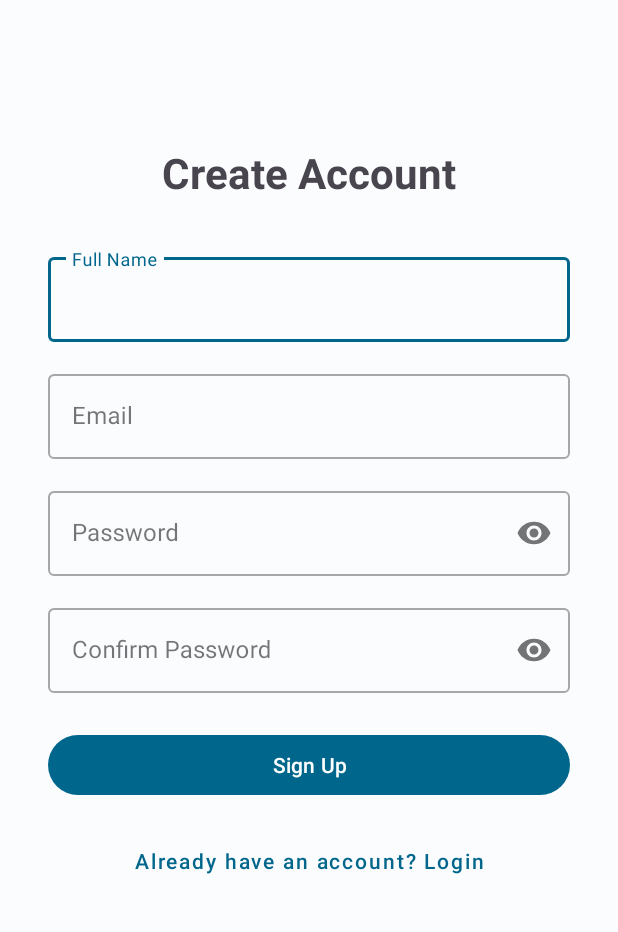
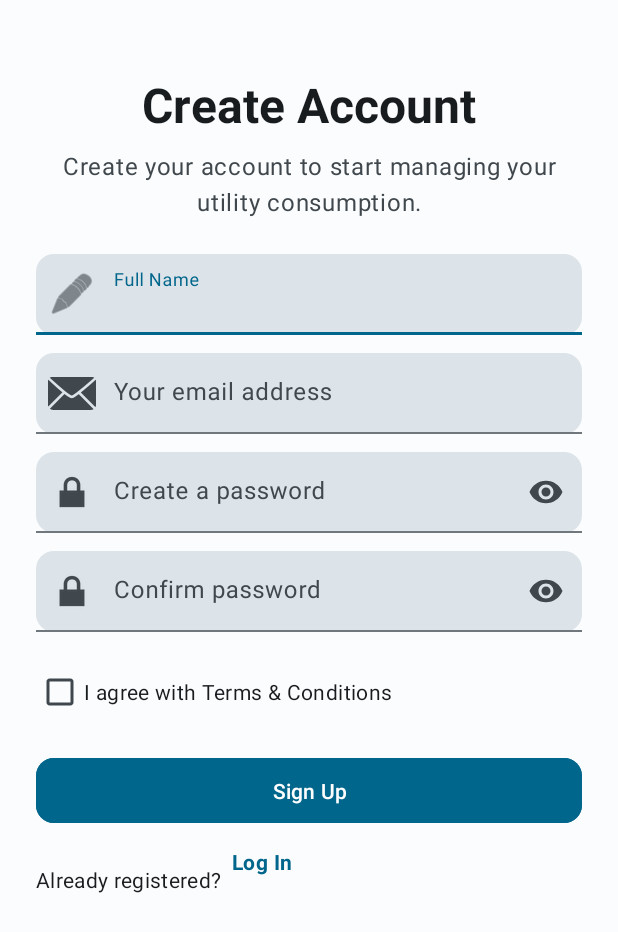
Before and after one commit to Amartyakaushik/GigaMeter, an Android app: the SignupActivity screen opened directly, with no data from a screen before it, on a phone screen of 412 x 824 dp. Shown: the top 932 px of the screen. Run offline under Robolectric (Android 15) with nearby library versions, the phone set to English and light mode, and no system bars; our stand-ins replace Firebase (no records; nobody signed in at launch, a user with empty details on screens opened directly).

Commit message:
updated signup page ui

```diff
--- a/app/src/main/res/layout/activity_signup.xml
+++ b/app/src/main/res/layout/activity_signup.xml
@@ -4,7 +4,9 @@
     xmlns:tools="http://schemas.android.com/tools"
     android:layout_width="match_parent"
     android:layout_height="match_parent"
-    android:padding="32dp"
+    android:background="?attr/colorSurface"
+    android:paddingStart="24dp"
+    android:paddingEnd="24dp"
     tools:context=".SignupActivity">
 
     <TextView
@@ -12,20 +14,41 @@
         android:layout_width="wrap_content"
         android:layout_height="wrap_content"
         android:text="Create Account"
-        android:textSize="28sp"
+        android:textAppearance="@style/TextAppearance.Material3.HeadlineLarge"
         android:textStyle="bold"
+        android:textColor="?attr/colorOnSurface"
         app:layout_constraintTop_toTopOf="parent"
         app:layout_constraintStart_toStartOf="parent"
         app:layout_constraintEnd_toEndOf="parent"
-        android:layout_marginTop="64dp" />
+        android:layout_marginTop="48dp" />
+
+    <TextView
+        android:id="@+id/subtitleTextView"
+        android:layout_width="wrap_content"
+        android:layout_height="wrap_content"
+        android:text="Create your account to start managing your\nutility consumption."
+        android:textAppearance="@style/TextAppearance.Material3.BodyLarge"
+        android:textColor="?attr/colorOnSurfaceVariant"
+        android:gravity="center"
+        app:layout_constraintTop_toBottomOf="@id/titleTextView"
+        app:layout_constraintStart_toStartOf="parent"
+        app:layout_constraintEnd_toEndOf="parent"
+        android:layout_marginTop="8dp" />
 
     <com.google.android.material.textfield.TextInputLayout
         android:id="@+id/nameInputLayout"
-        style="@style/Widget.MaterialComponents.TextInputLayout.OutlinedBox"
+        style="@style/Widget.Material3.TextInputLayout.FilledBox.Dense"
         android:layout_width="0dp"
         android:layout_height="wrap_content"
-        android:layout_marginTop="32dp"
-        app:layout_constraintTop_toBottomOf="@id/titleTextView"
+        android:layout_marginTop="24dp"
+        app:startIconDrawable="@android:drawable/ic_menu_edit"
+        app:boxCornerRadiusTopStart="12dp"
+        app:boxCornerRadiusTopEnd="12dp"
+        app:boxCornerRadiusBottomStart="12dp"
+        app:boxCornerRadiusBottomEnd="12dp"
+        app:boxBackgroundMode="filled"
+        app:boxBackgroundColor="@color/md_theme_light_surfaceVariant"
+        app:layout_constraintTop_toBottomOf="@id/subtitleTextView"
         app:layout_constraintStart_toStartOf="parent"
         app:layout_constraintEnd_toEndOf="parent">
 
@@ -39,10 +62,17 @@
 
     <com.google.android.material.textfield.TextInputLayout
         android:id="@+id/emailInputLayout"
-        style="@style/Widget.MaterialComponents.TextInputLayout.OutlinedBox"
+        style="@style/Widget.Material3.TextInputLayout.FilledBox.Dense"
         android:layout_width="0dp"
         android:layout_height="wrap_content"
-        android:layout_marginTop="16dp"
+        android:layout_marginTop="12dp"
+        app:startIconDrawable="@android:drawable/ic_dialog_email"
+        app:boxCornerRadiusTopStart="12dp"
+        app:boxCornerRadiusTopEnd="12dp"
+        app:boxCornerRadiusBottomStart="12dp"
+        app:boxCornerRadiusBottomEnd="12dp"
+        app:boxBackgroundMode="filled"
+        app:boxBackgroundColor="@color/md_theme_light_surfaceVariant"
         app:layout_constraintTop_toBottomOf="@id/nameInputLayout"
         app:layout_constraintStart_toStartOf="parent"
         app:layout_constraintEnd_toEndOf="parent">
@@ -51,17 +81,24 @@
             android:id="@+id/emailEditText"
             android:layout_width="match_parent"
             android:layout_height="wrap_content"
-            android:hint="Email"
+            android:hint="Your email address"
             android:inputType="textEmailAddress" />
     </com.google.android.material.textfield.TextInputLayout>
 
     <com.google.android.material.textfield.TextInputLayout
         android:id="@+id/passwordInputLayout"
-        style="@style/Widget.MaterialComponents.TextInputLayout.OutlinedBox"
+        style="@style/Widget.Material3.TextInputLayout.FilledBox.Dense"
         android:layout_width="0dp"
         android:layout_height="wrap_content"
-        android:layout_marginTop="16dp"
-        app:passwordToggleEnabled="true"
+        android:layout_marginTop="12dp"
+        app:startIconDrawable="@android:drawable/ic_lock_lock"
+        app:endIconMode="password_toggle"
+        app:boxCornerRadiusTopStart="12dp"
+        app:boxCornerRadiusTopEnd="12dp"
+        app:boxCornerRadiusBottomStart="12dp"
+        app:boxCornerRadiusBottomEnd="12dp"
+        app:boxBackgroundMode="filled"
+        app:boxBackgroundColor="@color/md_theme_light_surfaceVariant"
         app:layout_constraintTop_toBottomOf="@id/emailInputLayout"
         app:layout_constraintStart_toStartOf="parent"
         app:layout_constraintEnd_toEndOf="parent">
@@ -70,17 +107,24 @@
             android:id="@+id/passwordEditText"
             android:layout_width="match_parent"
             android:layout_height="wrap_content"
-            android:hint="Password"
+            android:hint="Create a password"
             android:inputType="textPassword" />
     </com.google.android.material.textfield.TextInputLayout>
 
     <com.google.android.material.textfield.TextInputLayout
         android:id="@+id/confirmPasswordInputLayout"
-        style="@style/Widget.MaterialComponents.TextInputLayout.OutlinedBox"
+        style="@style/Widget.Material3.TextInputLayout.FilledBox.Dense"
         android:layout_width="0dp"
         android:layout_height="wrap_content"
-        android:layout_marginTop="16dp"
-        app:passwordToggleEnabled="true"
+        android:layout_marginTop="12dp"
+        app:startIconDrawable="@android:drawable/ic_lock_lock"
+        app:endIconMode="password_toggle"
+        app:boxCornerRadiusTopStart="12dp"
+        app:boxCornerRadiusTopEnd="12dp"
+        app:boxCornerRadiusBottomStart="12dp"
+        app:boxCornerRadiusBottomEnd="12dp"
+        app:boxBackgroundMode="filled"
+        app:boxBackgroundColor="@color/md_theme_light_surfaceVariant"
         app:layout_constraintTop_toBottomOf="@id/passwordInputLayout"
         app:layout_constraintStart_toStartOf="parent"
         app:layout_constraintEnd_toEndOf="parent">
@@ -89,37 +133,70 @@
             android:id="@+id/confirmPasswordEditText"
             android:layout_width="match_parent"
             android:layout_height="wrap_content"
-            android:hint="Confirm Password"
+            android:hint="Confirm password"
             android:inputType="textPassword" />
     </com.google.android.material.textfield.TextInputLayout>
 
+    <CheckBox
+        android:id="@+id/termsCheckBox"
+        android:layout_width="wrap_content"
+        android:layout_height="wrap_content"
+        android:text="I agree with Terms &amp; Conditions"
+        android:layout_marginTop="16dp"
+        android:textColor="?attr/colorOnSurface"
+        app:layout_constraintTop_toBottomOf="@id/confirmPasswordInputLayout"
+        app:layout_constraintStart_toStartOf="parent" />
+
     <Button
         android:id="@+id/signupButton"
+        style="@style/Widget.Material3.Button"
         android:layout_width="0dp"
         android:layout_height="wrap_content"
         android:text="Sign Up"
-        android:layout_marginTop="24dp"
-        app:layout_constraintTop_toBottomOf="@id/confirmPasswordInputLayout"
+        android:layout_marginTop="16dp"
+        android:backgroundTint="?attr/colorPrimary"
+        android:textColor="@android:color/white"
+        android:fontFamily="sans-serif-medium"
+        android:paddingTop="12dp"
+        android:paddingBottom="12dp"
+        app:layout_constraintTop_toBottomOf="@id/termsCheckBox"
         app:layout_constraintStart_toStartOf="parent"
-        app:layout_constraintEnd_toEndOf="parent" />
+        app:layout_constraintEnd_toEndOf="parent"
+        app:cornerRadius="12dp" />
 
-    <Button
-        android:id="@+id/loginButton"
-        style="@style/Widget.MaterialComponents.Button.TextButton"
+    <TextView
+        android:id="@+id/loginTextView"
         android:layout_width="wrap_content"
         android:layout_height="wrap_content"
-        android:text="Already have an account? Login"
-        android:textAllCaps="false"
+        android:text="Already registered?  "
+        android:textAppearance="@style/TextAppearance.Material3.BodyMedium"
+        android:textColor="?attr/colorOnSurface"
         app:layout_constraintTop_toBottomOf="@id/signupButton"
         app:layout_constraintStart_toStartOf="parent"
-        app:layout_constraintEnd_toEndOf="parent"
-        android:layout_marginTop="16dp"/>
+        app:layout_constraintEnd_toStartOf="@id/loginButton"
+        android:layout_marginTop="24dp" />
+
+    <TextView
+        android:id="@+id/loginButton"
+        android:layout_width="wrap_content"
+        android:layout_height="wrap_content"
+        android:text="Log In"
+        android:textAppearance="@style/TextAppearance.Material3.BodyMedium"
+        android:textColor="?attr/colorPrimary"
+        android:textStyle="bold"
+        android:clickable="true"
+        android:focusable="true"
+        app:layout_constraintTop_toBottomOf="@id/signupButton"
+        app:layout_constraintStart_toEndOf="@id/loginTextView"
+        app:layout_constraintBottom_toBottomOf="@id/loginTextView" />
 
     <ProgressBar
         android:id="@+id/progressBar"
+        style="?android:attr/progressBarStyleLarge"
         android:layout_width="wrap_content"
         android:layout_height="wrap_content"
         android:visibility="gone"
+        android:indeterminateTint="?attr/colorPrimary"
         app:layout_constraintTop_toTopOf="parent"
         app:layout_constraintBottom_toBottomOf="parent"
         app:layout_constraintStart_toStartOf="parent"
--- a/app/src/main/res/values/themes.xml
+++ b/app/src/main/res/values/themes.xml
@@ -29,11 +29,9 @@
         <item name="colorSurfaceInverse">@color/md_theme_light_inverseSurface</item>
         <item name="colorPrimaryInverse">@color/md_theme_light_inversePrimary</item>
 
-        <!-- Add other theme customizations here -->
     </style>
 
     <style name="Theme.GigaMeter" parent="Base.Theme.GigaMeter" />
 
-    <!-- Removed Splash Screen Theme -->
 
 </resources>
```
